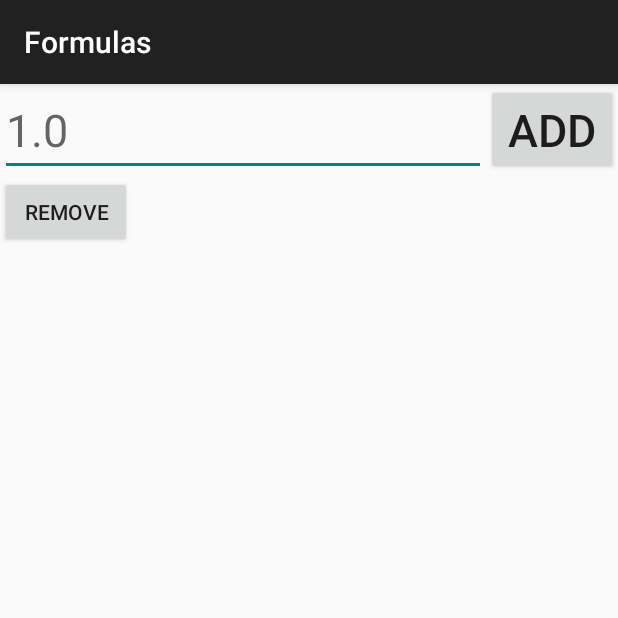
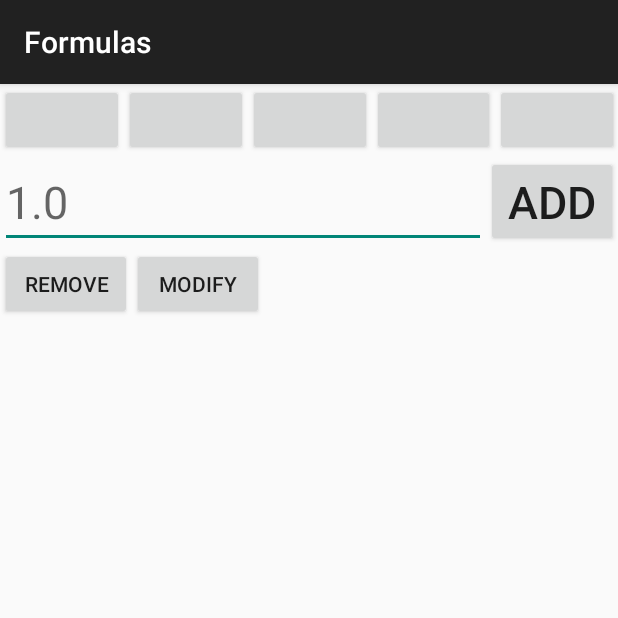
Before and after one commit to REVProfumo/AntibesByBus, an Android app: the New_set screen opened directly, with no data from a screen before it, after a tap on "ADD", on a phone screen of 412 x 824 dp, the top half of it. Run offline under Robolectric (Android 15) with nearby library versions, the phone set to English and light mode, and no system bars.

Commit message:
some changes

```diff
--- a/Formulas/app/src/main/java/com/mycompany/formulas/New_set.java
+++ b/Formulas/app/src/main/java/com/mycompany/formulas/New_set.java
@@ -14,6 +14,9 @@ import android.widget.LinearLayout.LayoutParams;
 import android.view.Gravity;
 import android.widget.RelativeLayout;
 import android.widget.TableRow;
+
+import org.w3c.dom.Text;
+
 /**
  * Created by elio-profumo on 21/09/15.
  */
@@ -65,6 +68,11 @@ public class New_set extends AppCompatActivity {
         btn.setText("Remove");
         //btn.setLayoutParams(new LayoutParams(LayoutParams.MATCH_PARENT, LayoutParams.WRAP_CONTENT));
         row.addView(btn);
+
+        Button btn2 = new Button(this);
+        btn2.setText("Modify");
+        row.addView(btn2);
+
         ll.addView(row);
         integer +=1;
 
--- a/Formulas/app/src/main/res/layout/new_set.xml
+++ b/Formulas/app/src/main/res/layout/new_set.xml
@@ -1,5 +1,39 @@
-<RelativeLayout xmlns:android="http://schemas.android.com/apk/res/android"
-    xmlns:tools="http://schemas.android.com/tools"
+<?xml version="1.0" encoding="utf-8"?>
+<LinearLayout xmlns:android="http://schemas.android.com/apk/res/android"
+    android:layout_width="match_parent"
+    android:orientation="vertical"
+    android:layout_height="wrap_content">
+
+    <LinearLayout
+        android:layout_width="match_parent"
+        android:layout_height="wrap_content">
+        <Button
+            android:layout_width="wrap_content"
+            android:layout_weight=".2"
+            android:layout_height="wrap_content"/>
+
+        <Button
+            android:layout_width="wrap_content"
+            android:layout_weight=".2"
+            android:layout_height="wrap_content"/>
+
+        <Button
+            android:layout_width="wrap_content"
+            android:layout_weight=".2"
+            android:layout_height="wrap_content"/>
+
+        <Button
+            android:layout_width="wrap_content"
+            android:layout_weight=".2"
+            android:layout_height="wrap_content"/>
+
+        <Button
+            android:layout_width="wrap_content"
+            android:layout_weight=".2"
+            android:layout_height="wrap_content"/>
+    </LinearLayout>
+
+    <RelativeLayout
         android:layout_width="match_parent"
         android:layout_height="match_parent"
         android:orientation="horizontal"
@@ -31,5 +65,6 @@
                 android:layout_height="wrap_content"
                 android:orientation="vertical"/>
         </ScrollView>
+    </RelativeLayout>
 
-</RelativeLayout>
+</LinearLayout>
```
Lines whose indentation alone changed are shown as unchanged.
